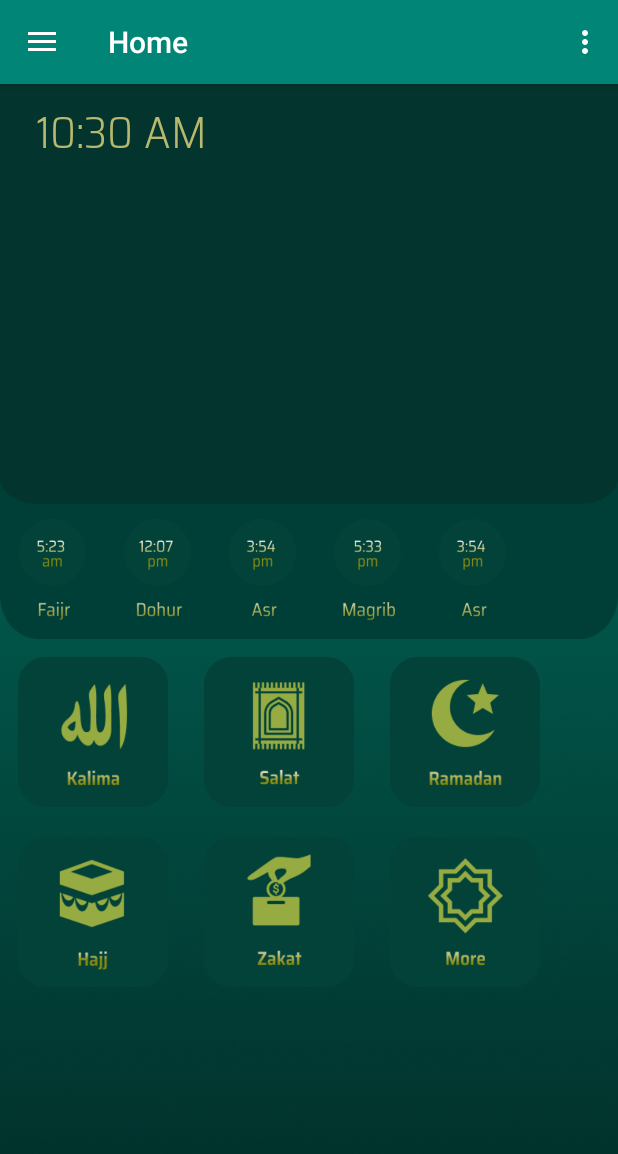
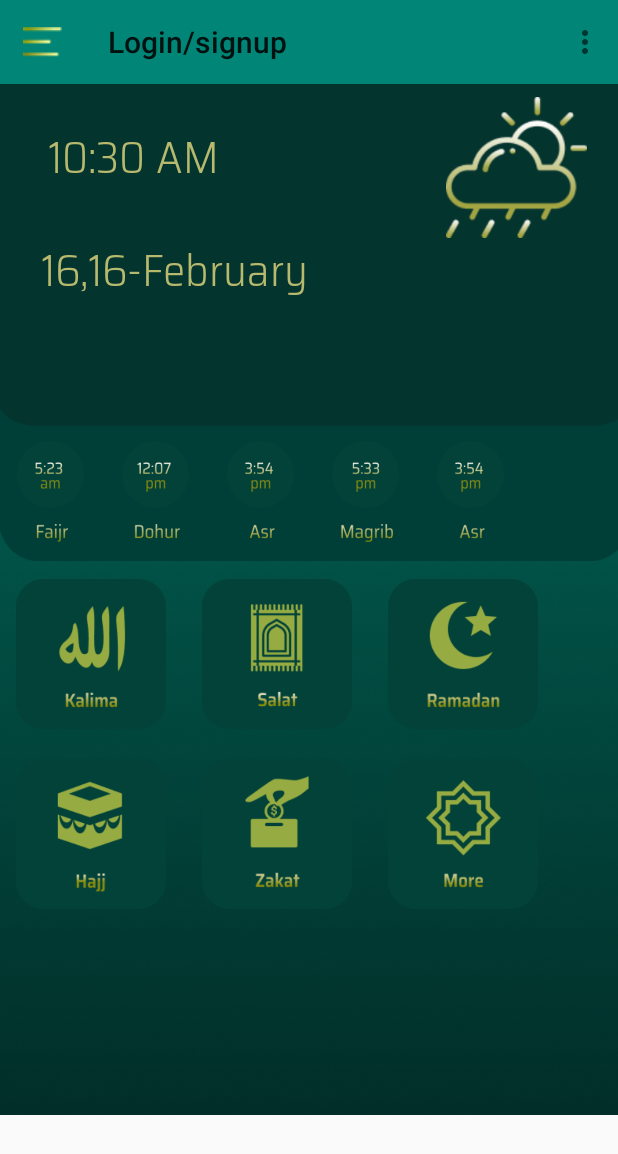
Before and after one commit to engrrasel/islamic_gadget, an Android app: the screen it shows after launch (MainActivity), on a phone screen of 412 x 824 dp. Shown: the top 1154 px of the screen. Run offline under Robolectric (Android 15) with nearby library versions, the phone set to English and light mode, and no system bars; our stand-ins replace navigation-ui.

Commit message:
cloud updated.

```diff
--- a/app/src/main/java/com/example/gadget2/MainActivity.java
+++ b/app/src/main/java/com/example/gadget2/MainActivity.java
@@ -30,6 +30,7 @@ import android.widget.TextView;
 import java.text.DateFormat;
 import java.text.SimpleDateFormat;
 import java.util.Calendar;
+import java.util.Date;
 import java.util.Locale;
 
 public class MainActivity extends AppCompatActivity {
@@ -48,6 +49,12 @@ public class MainActivity extends AppCompatActivity {
         setSupportActionBar(toolbar);
 
         textClock=findViewById(R.id.digital_clock);
+
+        Date d = new Date();
+        CharSequence s = android.text.format.DateFormat.format("dd,dd-MMMM",d.getTime());
+
+        TextView textView = findViewById(R.id.date_view);
+        textView.setText(s);
 
 
 
@@ -72,6 +79,9 @@ public class MainActivity extends AppCompatActivity {
         NavController navController = Navigation.findNavController(this, R.id.nav_host_fragment);
         NavigationUI.setupActionBarWithNavController(this, navController, mAppBarConfiguration);
         NavigationUI.setupWithNavController(navigationView, navController);
+
+
+        getSupportActionBar().setHomeAsUpIndicator(R.drawable.menu_icon11);
     }
 
     @Override
--- a/app/src/main/res/layout/app_bar_main.xml
+++ b/app/src/main/res/layout/app_bar_main.xml
@@ -7,21 +7,24 @@
     tools:context=".MainActivity">
 
     <com.google.android.material.appbar.AppBarLayout
+        android:id="@+id/appBarLayout"
         android:layout_width="match_parent"
         android:layout_height="wrap_content"
         android:theme="@style/AppTheme.AppBarOverlay">
 
-        <androidx.appcompat.widget.Toolbar
-            android:id="@+id/toolbar"
-            android:layout_width="match_parent"
-            android:layout_height="?attr/actionBarSize"
-            android:background="?attr/colorPrimary"
-            app:popupTheme="@style/AppTheme.PopupOverlay" />
 
     </com.google.android.material.appbar.AppBarLayout>
 
     <include layout="@layout/content_main" />
 
+    <androidx.appcompat.widget.Toolbar
+        android:id="@+id/toolbar"
+        android:layout_width="match_parent"
+        android:layout_height="?attr/actionBarSize"
+        android:background="?attr/colorPrimary"
+        app:layout_anchor="@+id/appBarLayout"
+        app:layout_anchorGravity="center"
+        app:popupTheme="@style/AppTheme.PopupOverlay" />
 
 
 </androidx.coordinatorlayout.widget.CoordinatorLayout>
--- a/app/src/main/res/layout/content_main.xml
+++ b/app/src/main/res/layout/content_main.xml
@@ -10,40 +10,40 @@
     <fragment
         android:id="@+id/nav_host_fragment"
         android:name="androidx.navigation.fragment.NavHostFragment"
-        android:layout_width="match_parent"
-        android:layout_height="match_parent"
+        android:layout_width="422dp"
+        android:layout_height="739dp"
+        android:layout_marginTop="4dp"
         app:defaultNavHost="true"
+        app:layout_constraintHorizontal_bias="0.255"
         app:layout_constraintLeft_toLeftOf="parent"
         app:layout_constraintRight_toRightOf="parent"
         app:layout_constraintTop_toTopOf="parent"
-        app:navGraph="@navigation/mobile_navigation" >
+        app:navGraph="@navigation/mobile_navigation">
 
 
     </fragment>
 
     <TextClock
         android:id="@+id/digital_clock"
-        android:fontFamily="@font/sairasemicondensed_light"
         android:layout_width="145dp"
         android:layout_height="45dp"
         android:layout_marginStart="8dp"
-        android:layout_marginLeft="8dp"
         android:layout_marginTop="8dp"
         android:layout_marginEnd="8dp"
-        android:layout_marginRight="8dp"
         android:layout_marginBottom="8dp"
+        android:fontFamily="@font/sairasemicondensed_light"
         android:textAlignment="center"
         android:textColor="@color/gold"
         android:textSize="30dp"
         app:layout_constraintBottom_toBottomOf="parent"
         app:layout_constraintEnd_toEndOf="parent"
-        app:layout_constraintHorizontal_bias="0.0"
+        app:layout_constraintHorizontal_bias="0.032"
         app:layout_constraintStart_toStartOf="parent"
         app:layout_constraintTop_toTopOf="parent"
-        app:layout_constraintVertical_bias="0.0" />
+        app:layout_constraintVertical_bias="0.095" />
 
     <TextView
-        android:id="@+id/calender_view"
+        android:id="@+id/date_view"
         android:layout_width="200dp"
         android:layout_height="wrap_content"
         android:layout_marginStart="8dp"
@@ -56,10 +56,22 @@
         android:textSize="30dp"
         app:layout_constraintBottom_toBottomOf="parent"
         app:layout_constraintEnd_toEndOf="parent"
-        app:layout_constraintHorizontal_bias="0.0"
+        app:layout_constraintHorizontal_bias="0.041"
         app:layout_constraintStart_toStartOf="parent"
         app:layout_constraintTop_toTopOf="parent"
-        app:layout_constraintVertical_bias="0.097" />
+        app:layout_constraintVertical_bias="0.195" />
+
+    <ImageView
+        android:id="@+id/imageView3"
+        android:layout_width="127dp"
+        android:layout_height="94dp"
+        app:layout_constraintBottom_toBottomOf="@+id/nav_host_fragment"
+        app:layout_constraintEnd_toEndOf="parent"
+        app:layout_constraintHorizontal_bias="0.985"
+        app:layout_constraintStart_toStartOf="parent"
+        app:layout_constraintTop_toTopOf="@+id/nav_host_fragment"
+        app:layout_constraintVertical_bias="0.094"
+        app:srcCompat="@drawable/cloud" />
 
 
 </androidx.constraintlayout.widget.ConstraintLayout>
--- a/app/src/main/res/layout/fragment_home.xml
+++ b/app/src/main/res/layout/fragment_home.xml
@@ -51,9 +51,6 @@
         android:layout_height="280dp"
         android:background="@drawable/background_2"
         tools:visibility="visible">
-
-
-
 
     </LinearLayout>
 
--- a/app/src/main/res/layout/nav_header_main.xml
+++ b/app/src/main/res/layout/nav_header_main.xml
@@ -10,7 +10,8 @@
     android:paddingTop="@dimen/activity_vertical_margin"
     android:paddingRight="@dimen/activity_horizontal_margin"
     android:paddingBottom="@dimen/activity_vertical_margin"
-    android:theme="@style/ThemeOverlay.AppCompat.Dark">
+    android:theme="@style/ThemeOverlay.AppCompat.Dark"
+    >
 
     <ImageView
         android:id="@+id/imageView"
--- a/app/src/main/res/menu/activity_main_drawer.xml
+++ b/app/src/main/res/menu/activity_main_drawer.xml
@@ -5,34 +5,46 @@
 
     <group android:checkableBehavior="single">
         <item
-            android:id="@+id/nav_home"
-            android:icon="@drawable/ic_menu_camera"
-            android:title="@string/menu_home" />
+            android:id="@+id/login_signup"
+
+            android:title="@string/login_signup" />
+
+
         <item
-            android:id="@+id/nav_gallery"
-            android:icon="@drawable/ic_menu_gallery"
-            android:title="@string/menu_gallery" />
+            android:id="@+id/nav_notification"
+
+            android:title="@string/notification" />
+
+
         <item
-            android:id="@+id/nav_slideshow"
-            android:icon="@drawable/ic_menu_slideshow"
-            android:title="@string/menu_slideshow" />
+            android:id="@+id/nav_language"
+
+            android:title="@string/language" />
+
+
         <item
-            android:id="@+id/nav_tools"
-            android:icon="@drawable/ic_menu_manage"
-            android:title="@string/menu_tools" />
+            android:id="@+id/nav_trms_condition"
+
+            android:title="@string/trams_condition" />
+
+
+        <item
+        android:id="@+id/nav_rating"
+
+        android:title="@string/rate" />
+
+
+        <item
+        android:id="@+id/nav_share"
+
+        android:title="@string/share" />
+
+
+        <item
+        android:id="@+id/nav_lgout"
+
+        android:title="@string/Logout" />
     </group>
 
-    <item android:title="Communicate">
-        <menu>
-            <item
-                android:id="@+id/nav_share"
-                android:icon="@drawable/ic_menu_share"
-                android:title="@string/menu_share" />
-            <item
-                android:id="@+id/nav_send"
-                android:icon="@drawable/ic_menu_send"
-                android:title="@string/menu_send" />
-        </menu>
-    </item>
 
 </menu>
--- a/app/src/main/res/navigation/mobile_navigation.xml
+++ b/app/src/main/res/navigation/mobile_navigation.xml
@@ -8,36 +8,42 @@
     <fragment
         android:id="@+id/nav_home"
         android:name="com.example.gadget2.ui.home.HomeFragment"
-        android:label="@string/menu_home"
+        android:label="@string/login_signup"
         tools:layout="@layout/fragment_home" />
 
     <fragment
         android:id="@+id/nav_gallery"
         android:name="com.example.gadget2.ui.gallery.GalleryFragment"
-        android:label="@string/menu_gallery"
+        android:label="@string/notification"
         tools:layout="@layout/fragment_gallery" />
 
     <fragment
         android:id="@+id/nav_slideshow"
         android:name="com.example.gadget2.ui.slideshow.SlideshowFragment"
-        android:label="@string/menu_slideshow"
+        android:label="@string/language"
         tools:layout="@layout/fragment_slideshow" />
 
     <fragment
         android:id="@+id/nav_tools"
         android:name="com.example.gadget2.ui.tools.ToolsFragment"
-        android:label="@string/menu_tools"
+        android:label="@string/trams_condition"
         tools:layout="@layout/fragment_tools" />
 
     <fragment
-        android:id="@+id/nav_share"
+        android:id="@+id/nav_rate"
         android:name="com.example.gadget2.ui.share.ShareFragment"
-        android:label="@string/menu_share"
+        android:label="@string/rate"
         tools:layout="@layout/fragment_share" />
 
     <fragment
-        android:id="@+id/nav_send"
+        android:id="@+id/nav_share"
         android:name="com.example.gadget2.ui.send.SendFragment"
-        android:label="@string/menu_send"
+        android:label="@string/share"
         tools:layout="@layout/fragment_send" />
+    <fragment
+    android:id="@+id/nav_send"
+    android:name="com.example.gadget2.ui.send.SendFragment"
+    android:label="@string/Logout"
+    tools:layout="@layout/fragment_send" />
+
 </navigation>
--- a/app/src/main/res/values/strings.xml
+++ b/app/src/main/res/values/strings.xml
@@ -7,10 +7,12 @@
     <string name="nav_header_desc">Navigation header</string>
     <string name="action_settings">Settings</string>
 
-    <string name="menu_home">Home</string>
-    <string name="menu_gallery">Gallery</string>
-    <string name="menu_slideshow">Slideshow</string>
-    <string name="menu_tools">Tools</string>
-    <string name="menu_share">Share</string>
-    <string name="menu_send">Send</string>
+    <string name="login_signup">Login/signup</string>
+    <string name="home">Home</string>
+    <string name="notification">Notification</string>
+    <string name="language">Language</string>
+    <string name="trams_condition">Trams &amp; Condition</string>
+    <string name="share">Share</string>
+    <string name="Logout">Send</string>
+    <string name="rate">Rating</string>
 </resources>
```
Also changed, not shown: app/src/main/res/drawable/cloud.png (added), app/src/main/res/drawable/menu_icon11.png (added).
